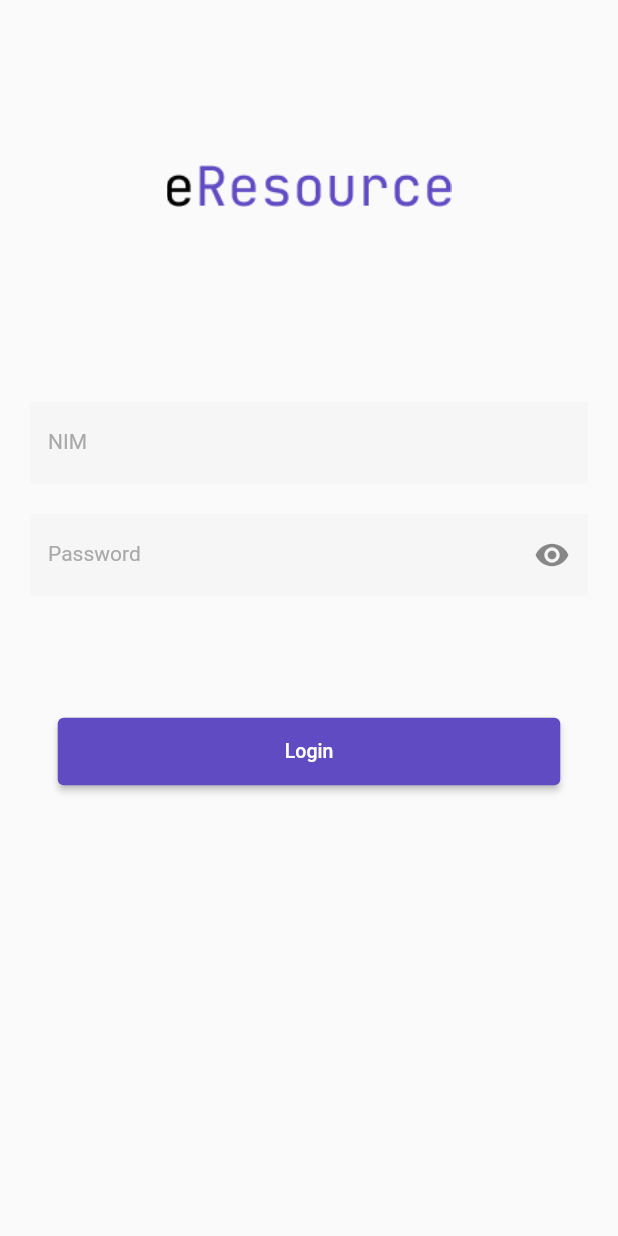
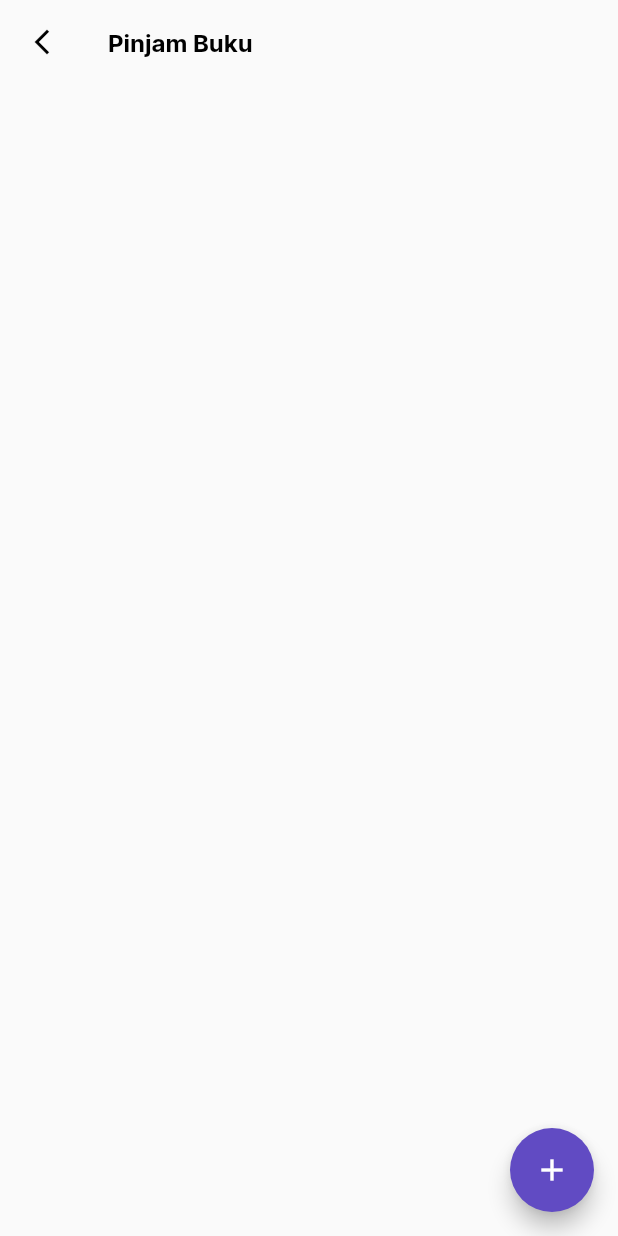
Before and after one commit to shandikadav/diskursia, a Flutter app: the screen it shows after launch, on a phone screen of 412 x 824 dp. Run offline on Flutter 3.47's test engine with Material 2 defaults, Android fonts, the light colour scheme and no system bars; our stand-ins replace carousel_slider.

Commit message:
adding borrow menu page

```diff
--- a/lib/main.dart
+++ b/lib/main.dart
@@ -1,3 +1,4 @@
+import 'package:eresource/pages/borrowmenu_page.dart';
 import 'package:eresource/pages/homepage.dart';
 import 'package:eresource/pages/login_page.dart';
 import 'package:eresource/pages/splash_screen.dart';
@@ -17,6 +18,7 @@ class MyApp extends StatelessWidget {
         '/': (context) => const SplashPages(),
         '/login': (context) => const LoginPage(),
         '/homepage': (context) => const HomePage(),
+        '/borrowpage': (context) => const BorrowPage(),
       },
     );
   }
--- /dev/null
+++ b/lib/pages/borrowmenu_page.dart
@@ -0,0 +1,39 @@
+import 'package:flutter/material.dart';
+
+class BorrowPage extends StatelessWidget {
+  const BorrowPage({super.key});
+
+  @override
+  Widget build(BuildContext context) {
+    return MaterialApp(
+      debugShowCheckedModeBanner: false,
+      home: Scaffold(
+        appBar: AppBar(
+          backgroundColor: Colors.transparent,
+          elevation: 0,
+          leading: IconButton(
+              onPressed: () {},
+              icon: Icon(
+                Icons.arrow_back_ios_new,
+                color: Colors.black,
+                size: 20,
+              )),
+          title: Text(
+            "Pinjam Buku",
+            style: TextStyle(color: Colors.black, fontSize: 16, fontFamily: 'Inter', fontWeight: FontWeight.w700),
+          ),
+        ),
+        body: ListView(
+          children: [
+
+          ],
+        ),
+        floatingActionButton: FloatingActionButton(
+          backgroundColor: Color.fromRGBO(97, 75, 195, 1.0),
+          onPressed: (){},
+          child: Icon(Icons.add),
+        ),
+      ),
+    );
+  }
+}
--- a/lib/pages/splash_screen.dart
+++ b/lib/pages/splash_screen.dart
@@ -14,7 +14,7 @@ class _SplashPagesState extends State<SplashPages> {
     // TODO: implement initState
 
     Timer(Duration(seconds: 2),
-        (() => Navigator.pushNamed(context, '/login')));
+        (() => Navigator.pushNamed(context, '/borrowpage')));
 
     super.initState();
   }
```
Also changed, not shown: pubspec.yaml (+12 -1 lines), fonts/Inter-Black.ttf (added), fonts/Inter-Bold.ttf (added), fonts/Inter-ExtraBold.ttf (added), fonts/Inter-ExtraLight.ttf (added), fonts/Inter-Light.ttf (added), fonts/Inter-Medium.ttf (added), fonts/Inter-Regular.ttf (added), fonts/Inter-SemiBold.ttf (added), fonts/Inter-Thin.ttf (added).
